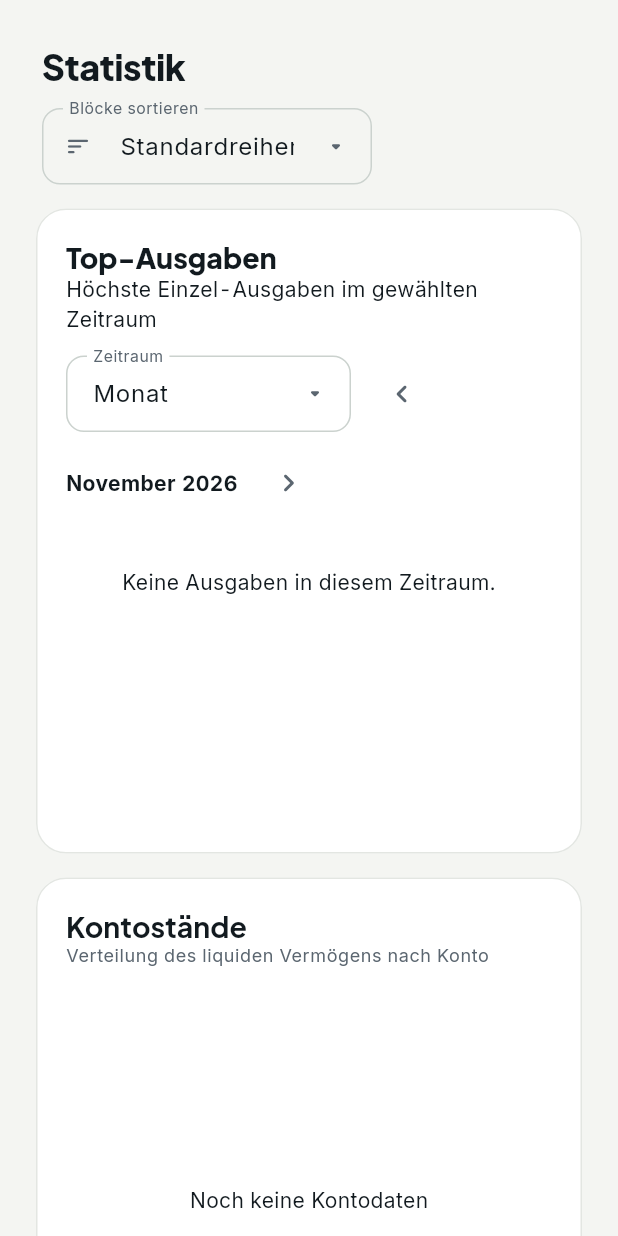
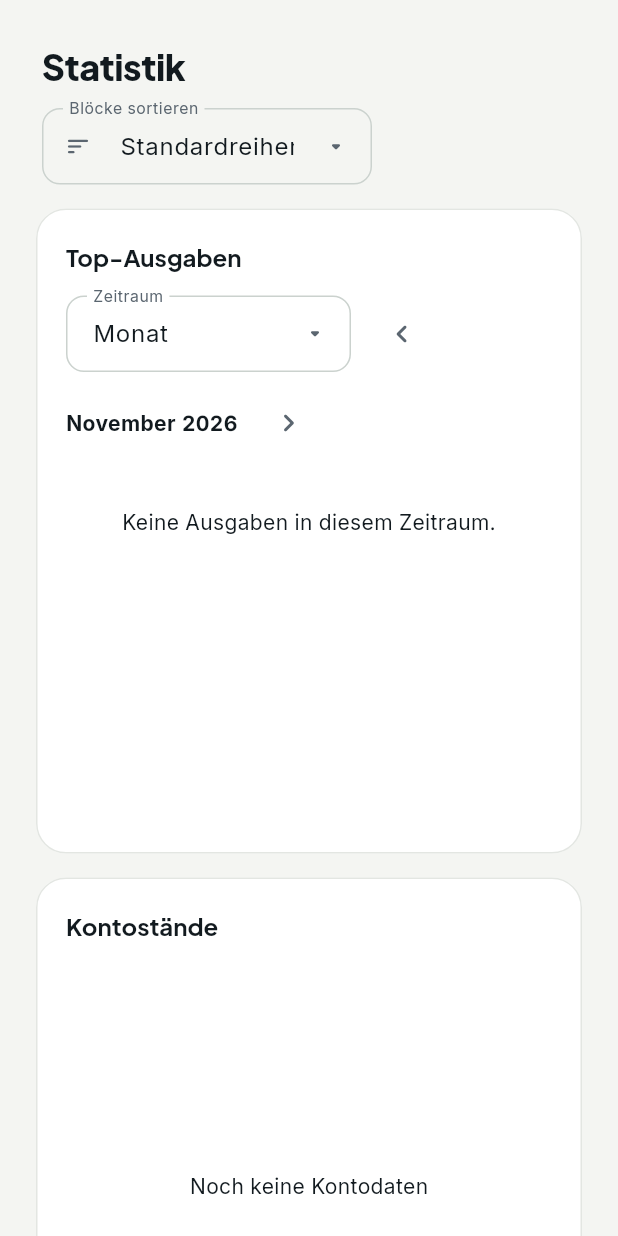
Before and after one commit to Michael2004Organization/WealthFlow, a Flutter app: the StatisticsPage widget shown alone on an empty page, opened directly, on a phone screen of 412 x 824 dp. Run offline on Flutter 3.47's test engine with Material 3 defaults, Android fonts, the phone set to English and light mode, and no system bars; our stand-ins replace drift, drift_flutter, fl_chart, flutter_local_notifications, flutter_riverpod, flutter_secure_storage and 3 more; missing offline and left inert: cryptography, dart:html, file_selector; accounts and stored records are empty; generated files the repository leaves out were written again.

Commit message:
Design 8: Statistik und Rechner an die neuen Karten angleichen
Kartentitel wie auf der Übersicht, erklärende Untertitel entfallen,
Top-Ausgaben mit Rangkachel und eingefärbtem Betrag.

Co-Authored-By: Claude Opus 5.5 <noreply@anthropic.com>
Claude-Session: https://claude.ai/code/session_017bgVcgzZgNX9qVmRwHbRRF

```diff
--- a/lib/features/statistics/statistics_page.dart
+++ b/lib/features/statistics/statistics_page.dart
@@ -240,9 +240,8 @@ class _StatisticsPageState extends ConsumerState<StatisticsPage> {
               'Top-Ausgaben',
               style: Theme.of(
                 context,
-              ).textTheme.titleLarge?.copyWith(fontWeight: FontWeight.w800),
+              ).textTheme.titleMedium?.copyWith(fontWeight: FontWeight.w700),
             ),
-            const Text('Höchste Einzel-Ausgaben im gewählten Zeitraum'),
             const SizedBox(height: 14),
             Wrap(
               spacing: 10,
@@ -325,7 +324,7 @@ class _StatisticsPageState extends ConsumerState<StatisticsPage> {
                       return ListTile(
                         dense: true,
                         contentPadding: EdgeInsets.zero,
-                        leading: CircleAvatar(child: Text('${index + 1}')),
+                        leading: IconTile(label: '${index + 1}', size: 32),
                         title: Text(
                           entry.merchant.isEmpty
                               ? entry.description
@@ -334,10 +333,7 @@ class _StatisticsPageState extends ConsumerState<StatisticsPage> {
                           overflow: TextOverflow.ellipsis,
                         ),
                         subtitle: Text(entry.category),
-                        trailing: Text(
-                          money(entry.amount),
-                          style: const TextStyle(fontWeight: FontWeight.w800),
-                        ),
+                        trailing: AmountText(entry.amount, income: false),
                       );
                     },
                   ),
@@ -536,14 +532,8 @@ class _CompactDateRangeDialogState extends State<_CompactDateRangeDialog> {
 }
 
 class _ChartCard extends StatelessWidget {
-  const _ChartCard({
-    required this.title,
-    required this.description,
-    required this.child,
-    this.details,
-  });
+  const _ChartCard({required this.title, required this.child, this.details});
   final String title;
-  final String description;
   final Widget child;
   final Widget? details;
   @override
@@ -557,10 +547,9 @@ class _ChartCard extends StatelessWidget {
             title,
             style: Theme.of(
               context,
-            ).textTheme.titleLarge?.copyWith(fontWeight: FontWeight.w700),
+            ).textTheme.titleMedium?.copyWith(fontWeight: FontWeight.w700),
           ),
-          Text(description, style: Theme.of(context).textTheme.bodySmall),
-          const SizedBox(height: 18),
+          const SizedBox(height: 16),
           Expanded(child: child),
           if (details != null)
             ExpansionTile(
@@ -583,7 +572,6 @@ class _AccountsChart extends StatelessWidget {
   @override
   Widget build(BuildContext context) => _ChartCard(
     title: 'Kontostände',
-    description: 'Verteilung des liquiden Vermögens nach Konto',
     details: SizedBox(
       height: 110,
       child: ListView(
@@ -647,7 +635,6 @@ class _PortfolioChart extends ConsumerWidget {
       );
     return _ChartCard(
       title: 'Depotentwicklung',
-      description: 'Aktueller Wert der größten Positionen',
       details: SizedBox(
         height: 110,
         child: ListView(
@@ -757,7 +744,6 @@ class _CategoryChart extends StatelessWidget {
       ..sort((a, b) => b.value.compareTo(a.value));
     return _ChartCard(
       title: 'Ausgabenkategorien',
-      description: 'Anteil der Ausgaben nach Kategorie',
       details: SizedBox(
         height: 110,
         child: ListView(
@@ -858,7 +844,6 @@ class _CashflowChartState extends State<_CashflowChart> {
     }
     return _ChartCard(
       title: 'Cashflow',
-      description: 'Einnahmen und Ausgaben der letzten $_months Monate',
       child: Column(
         children: [
           Row(
@@ -1089,7 +1074,6 @@ class _VehicleCostChart extends StatelessWidget {
     final total = sorted.fold<double>(0, (sum, item) => sum + item.value);
     return _ChartCard(
       title: 'Fahrzeugkosten',
-      description: 'Kostenarten im direkten Vergleich',
       child: sorted.isEmpty
           ? const Center(child: Text('Noch keine Fahrzeugkosten'))
           : ListView.separated(
@@ -1164,7 +1148,6 @@ class _SavingsChart extends StatelessWidget {
         : ((income - expense) / income).clamp(0.0, 1.0);
     return _ChartCard(
       title: 'Sparquote',
-      description: 'Gesamteinnahmen im Verhältnis zum Überschuss',
       child: Center(
         child: Stack(
           alignment: Alignment.center,
```
Also changed, not shown: lib/features/calculators/calculators_page.dart (+4 -13 lines).
